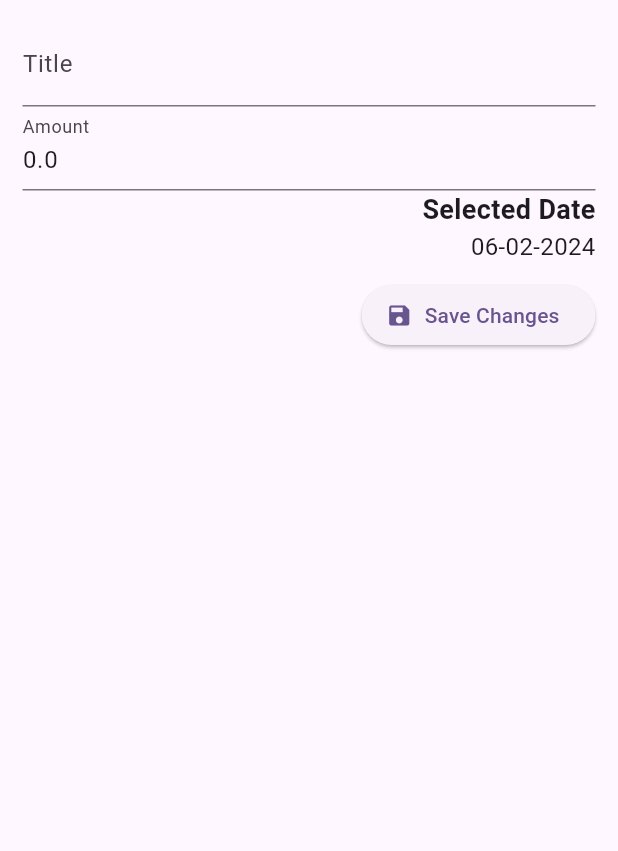
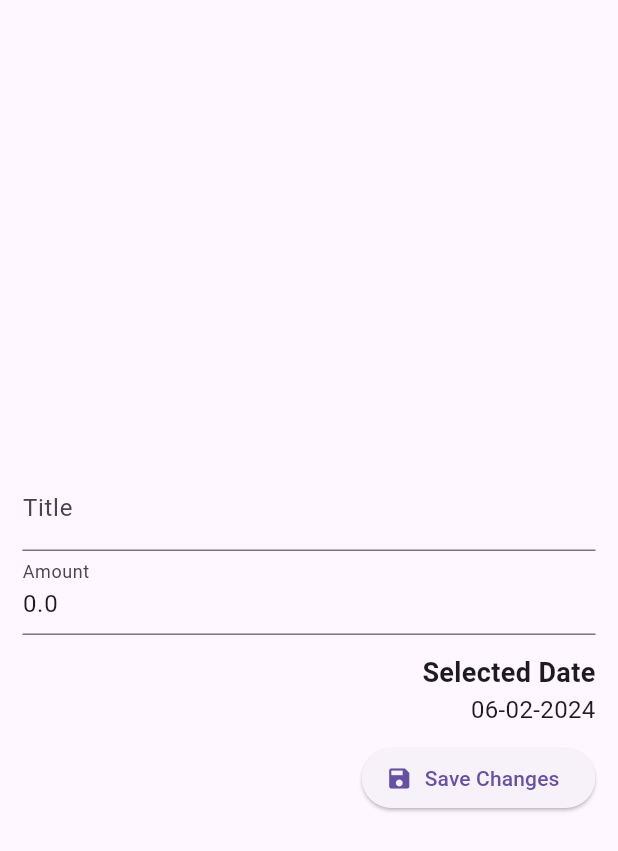
Before and after one commit to UninterestedFreelance/Exp2, a Flutter app: the EditTransaction screen opened directly with empty values, on a phone screen of 412 x 824 dp. Shown: the top 851 px of the screen. Run offline on Flutter 3.47's test engine with Material 3 defaults, Android fonts, the phone set to English and light mode, and no system bars; our stand-ins replace lottie.

Commit message:
new branch sample commit

```diff
--- a/lib/main.dart
+++ b/lib/main.dart
@@ -15,7 +15,7 @@ class MyApp extends StatelessWidget {
       debugShowCheckedModeBanner: false,
       title: 'Flutter Demo',
       theme: ThemeData(
-        colorScheme: ColorScheme.fromSeed(seedColor: Colors.deepPurple),
+        // colorScheme: ColorScheme.fromSeed(seedColor: Colors.deepPurple),
         useMaterial3: true,
       ),
       home: HomeScreen(),
--- a/lib/views/edit_screen.dart
+++ b/lib/views/edit_screen.dart
@@ -49,6 +49,7 @@ class _EditTransactionState extends State<EditTransaction> {
               child: Text('OK'),
               onPressed: () {
                 Navigator.of(context).pop();
+                Navigator.of(context).pop();
               },
             ),
           ],
@@ -77,11 +78,16 @@ class _EditTransactionState extends State<EditTransaction> {
     return Scaffold(
       body: GestureDetector(
         onTap: () {},
-        child: SingleChildScrollView(
         child: Padding(
           padding: EdgeInsets.all(15),
+          child: Wrap(
+            children: [
+              Center(
+                child: Container(
+                  width: MediaQuery.of(context).size.width,
+                  height: MediaQuery.of(context).size.height,
                   child: Column(
-              mainAxisAlignment: MainAxisAlignment.start,
+                    mainAxisAlignment: MainAxisAlignment.center,
                     crossAxisAlignment: CrossAxisAlignment.end,
                     children: [
                       TextField(
@@ -99,9 +105,13 @@ class _EditTransactionState extends State<EditTransaction> {
                           setState(() {});
                         },
                       ),
+                      SizedBox(
+                        height: MediaQuery.of(context).size.height * 0.015,
+                      ),
                       Text(
                         'Selected Date',
-                  style: TextStyle(fontWeight: FontWeight.bold, fontSize: 18),
+                        style: TextStyle(
+                            fontWeight: FontWeight.bold, fontSize: 18),
                       ),
                       GestureDetector(
                         onTap: _selectDate,
@@ -120,6 +130,9 @@ class _EditTransactionState extends State<EditTransaction> {
                   ),
                 ),
               ),
+            ],
+          ),
+        ),
         behavior: HitTestBehavior.opaque,
       ),
     );
--- a/lib/views/new_transactions.dart
+++ b/lib/views/new_transactions.dart
@@ -45,6 +45,7 @@ class _NewTransactionState extends State<NewTransaction> {
               TextButton(
                 child: Text('OK'),
                 onPressed: () {
+                  Navigator.of(context).pop();
                   Navigator.of(context).pop();
                 },
               ),
--- a/pubspec.yaml
+++ b/pubspec.yaml
@@ -34,6 +34,7 @@ dependencies:
   lottie:
 
 
+
   # The following adds the Cupertino Icons font to your application.
   # Use with the CupertinoIcons class for iOS style icons.
   cupertino_icons: ^1.0.2
@@ -41,6 +42,11 @@ dependencies:
 dev_dependencies:
   flutter_test:
     sdk: flutter
+  flutter_launcher_icons:
+flutter_icons:
+  android: "launcher_icon"
+  ios: true
+  image_path: "assets/expense_tracker_logo.png"
 
   # The "flutter_lints" package below contains a set of recommended lints to
   # encourage good coding practices. The lint set provided by the package is
```
Also changed, not shown: assets/add_lottie.json (added, +1 -0 lines), lib/views/home_page.dart (+9 -4 lines), assets/expense_tracker_logo.png (added), pubspec.lock, 16 other files. Lines whose indentation alone changed are shown as unchanged.
